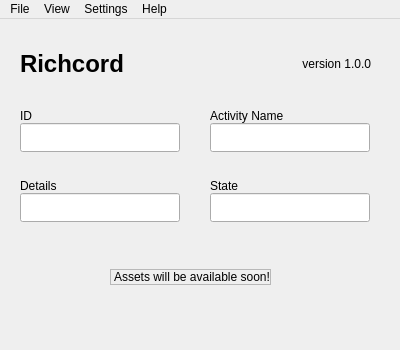
spirothdev/richcord, file src/window/mainwindow.ui: the form before one commit.
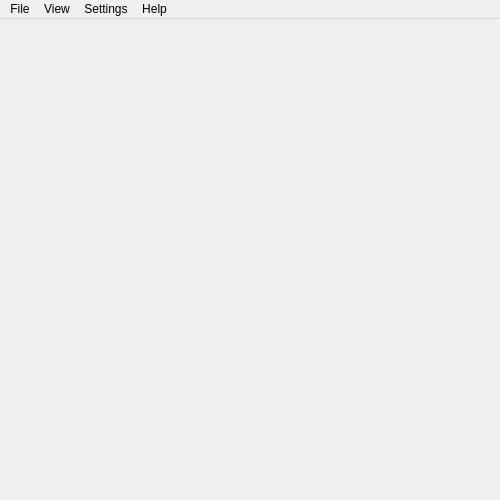
The form after the commit.

```diff
--- a/src/window/mainwindow.ui
+++ b/src/window/mainwindow.ui
@@ -6,20 +6,14 @@
    <rect>
     <x>0</x>
     <y>0</y>
-    <width>400</width>
-    <height>350</height>
+    <width>500</width>
+    <height>500</height>
    </rect>
   </property>
   <property name="minimumSize">
    <size>
-    <width>400</width>
-    <height>350</height>
-   </size>
-  </property>
-  <property name="maximumSize">
-   <size>
-    <width>400</width>
-    <height>350</height>
+    <width>500</width>
+    <height>500</height>
    </size>
   </property>
   <property name="acceptDrops">
@@ -29,208 +23,64 @@
    <string>Richcord</string>
   </property>
   <widget class="QWidget" name="root">
-   <widget class="QWidget" name="verticalLayoutWidget">
-    <property name="geometry">
-     <rect>
-      <x>20</x>
-      <y>90</y>
-      <width>160</width>
-      <height>43</height>
-     </rect>
-    </property>
-    <layout class="QVBoxLayout" name="idLayout">
-     <property name="spacing">
-      <number>0</number>
-     </property>
-     <item>
-      <widget class="QLabel" name="idLabel">
-       <property name="text">
-        <string>ID</string>
-       </property>
-      </widget>
-     </item>
-     <item>
-      <widget class="QLineEdit" name="idEdit">
-       <property name="sizePolicy">
-        <sizepolicy hsizetype="Expanding" vsizetype="Expanding">
-         <horstretch>0</horstretch>
-         <verstretch>0</verstretch>
-        </sizepolicy>
-       </property>
-       <property name="clearButtonEnabled">
-        <bool>true</bool>
-       </property>
-      </widget>
-     </item>
-    </layout>
-   </widget>
-   <widget class="QWidget" name="verticalLayoutWidget_2">
-    <property name="geometry">
-     <rect>
-      <x>210</x>
-      <y>90</y>
-      <width>160</width>
-      <height>43</height>
-     </rect>
-    </property>
-    <layout class="QVBoxLayout" name="nameLayout">
-     <property name="spacing">
-      <number>0</number>
-     </property>
-     <item>
-      <widget class="QLabel" name="nameLabel">
-       <property name="text">
-        <string>Activity Name</string>
-       </property>
-      </widget>
-     </item>
-     <item>
-      <widget class="QLineEdit" name="nameEdit">
-       <property name="sizePolicy">
-        <sizepolicy hsizetype="Expanding" vsizetype="Expanding">
-         <horstretch>0</horstretch>
-         <verstretch>0</verstretch>
-        </sizepolicy>
-       </property>
-       <property name="readOnly">
-        <bool>true</bool>
-       </property>
-      </widget>
-     </item>
-    </layout>
-   </widget>
-   <widget class="QWidget" name="verticalLayoutWidget_3">
-    <property name="geometry">
-     <rect>
-      <x>20</x>
-      <y>160</y>
-      <width>160</width>
-      <height>43</height>
-     </rect>
-    </property>
-    <layout class="QVBoxLayout" name="detailsLayout">
-     <property name="spacing">
-      <number>0</number>
-     </property>
-     <item>
-      <widget class="QLabel" name="detailsLabel">
-       <property name="text">
-        <string>Details</string>
-       </property>
-      </widget>
-     </item>
-     <item>
-      <widget class="QLineEdit" name="detailsEdit">
-       <property name="sizePolicy">
-        <sizepolicy hsizetype="Expanding" vsizetype="Expanding">
-         <horstretch>0</horstretch>
-         <verstretch>0</verstretch>
-        </sizepolicy>
-       </property>
-       <property name="clearButtonEnabled">
-        <bool>true</bool>
-       </property>
-      </widget>
-     </item>
-    </layout>
-   </widget>
-   <widget class="QWidget" name="verticalLayoutWidget_4">
-    <property name="geometry">
-     <rect>
-      <x>210</x>
-      <y>160</y>
-      <width>160</width>
-      <height>43</height>
-     </rect>
-    </property>
-    <layout class="QVBoxLayout" name="stateLayout">
-     <property name="spacing">
-      <number>0</number>
-     </property>
-     <item>
-      <widget class="QLabel" name="stateLabel">
-       <property name="text">
-        <string>State</string>
-       </property>
-      </widget>
-     </item>
-     <item>
-      <widget class="QLineEdit" name="stateEdit">
-       <property name="sizePolicy">
-        <sizepolicy hsizetype="Expanding" vsizetype="Expanding">
-         <horstretch>0</horstretch>
-         <verstretch>0</verstretch>
-        </sizepolicy>
-       </property>
-       <property name="clearButtonEnabled">
-        <bool>true</bool>
-       </property>
-      </widget>
-     </item>
-    </layout>
-   </widget>
-   <widget class="QLabel" name="comingSoon">
-    <property name="geometry">
-     <rect>
-      <x>110</x>
-      <y>250</y>
-      <width>161</width>
-      <height>16</height>
-     </rect>
-    </property>
-    <property name="frameShape">
-     <enum>QFrame::StyledPanel</enum>
-    </property>
-    <property name="text">
-     <string>Assets will be available soon!</string>
-    </property>
-   </widget>
-   <widget class="QWidget" name="horizontalLayoutWidget">
-    <property name="geometry">
-     <rect>
-      <x>20</x>
-      <y>19</y>
-      <width>351</width>
-      <height>51</height>
-     </rect>
-    </property>
-    <layout class="QHBoxLayout" name="headerLayout">
-     <property name="spacing">
-      <number>0</number>
-     </property>
-     <item>
-      <widget class="QLabel" name="headerTitle">
-       <property name="font">
-        <font>
-         <pointsize>18</pointsize>
-         <bold>true</bold>
-        </font>
-       </property>
-       <property name="text">
-        <string>Richcord</string>
-       </property>
-      </widget>
-     </item>
-     <item>
-      <widget class="QLabel" name="headerSubtitle">
-       <property name="text">
-        <string>version 1.0.0</string>
-       </property>
-       <property name="alignment">
-        <set>Qt::AlignRight|Qt::AlignTrailing|Qt::AlignVCenter</set>
-       </property>
-      </widget>
-     </item>
-    </layout>
-   </widget>
+   <layout class="QVBoxLayout" name="_2">
+    <item>
+     <layout class="QHBoxLayout" name="header"/>
+    </item>
+    <item>
+     <spacer name="contentSpacer2">
+      <property name="orientation">
+       <enum>Qt::Vertical</enum>
+      </property>
+      <property name="sizeHint" stdset="0">
+       <size>
+        <width>20</width>
+        <height>40</height>
+       </size>
+      </property>
+     </spacer>
+    </item>
+    <item>
+     <layout class="QVBoxLayout" name="content">
+      <property name="leftMargin">
+       <number>128</number>
+      </property>
+      <property name="topMargin">
+       <number>64</number>
+      </property>
+      <property name="rightMargin">
+       <number>128</number>
+      </property>
+      <property name="bottomMargin">
+       <number>64</number>
+      </property>
+     </layout>
+    </item>
+    <item>
+     <spacer name="contentSpacer">
+      <property name="orientation">
+       <enum>Qt::Vertical</enum>
+      </property>
+      <property name="sizeHint" stdset="0">
+       <size>
+        <width>20</width>
+        <height>40</height>
+       </size>
+      </property>
+     </spacer>
+    </item>
+    <item>
+     <layout class="QHBoxLayout" name="footer"/>
+    </item>
+   </layout>
   </widget>
   <widget class="QMenuBar" name="menubar">
    <property name="geometry">
     <rect>
      <x>0</x>
      <y>0</y>
-     <width>400</width>
-     <height>22</height>
+     <width>500</width>
+     <height>21</height>
     </rect>
    </property>
    <widget class="QMenu" name="menuFile">
@@ -238,11 +88,6 @@
      <string>File</string>
     </property>
    </widget>
-   <widget class="QMenu" name="menuView">
-    <property name="title">
-     <string>View</string>
-    </property>
-   </widget>
    <widget class="QMenu" name="menuSettings">
     <property name="title">
      <string>Settings</string>
@@ -254,6 +99,11 @@
     </property>
     <addaction name="aboutQt"/>
    </widget>
+   <widget class="QMenu" name="menuView">
+    <property name="title">
+     <string>View</string>
+    </property>
+   </widget>
    <addaction name="menuFile"/>
    <addaction name="menuView"/>
    <addaction name="menuSettings"/>
```
Left out of the diff: 9 changed lines with no effect on the pictures.
